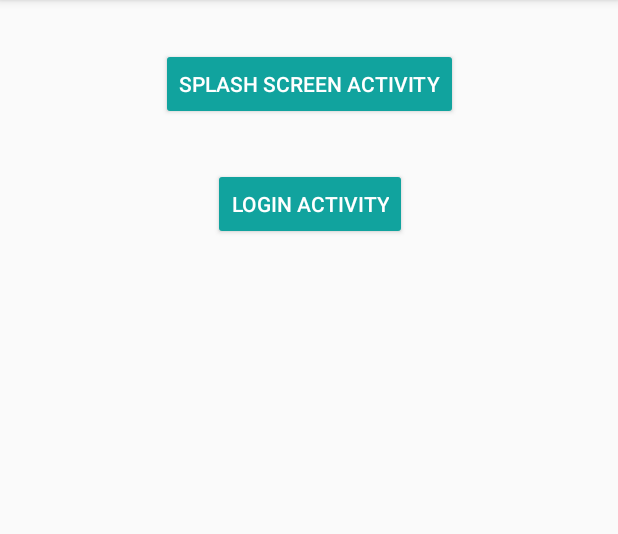
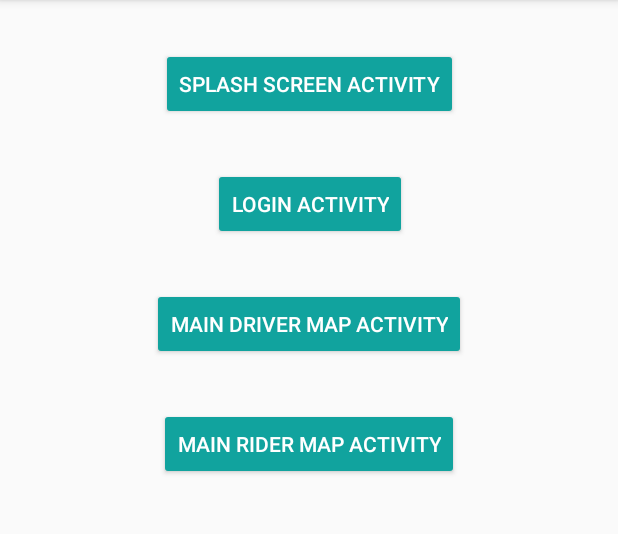
Before and after one commit to CMPUT301W20T24-H03/OnMyWay, an Android app: the screen it shows after launch (MainActivity), on a phone screen of 412 x 824 dp, the part 84-618 px from its top. Run offline under Robolectric (Android 15) with nearby library versions, the phone set to English and light mode, and no system bars.

Commit message:
Add MainDriverMapActivity, MainRiderMapActivity. Add buttons to MainActivity. Enable activity switching from Splash and Login activities. Basic Splash and Login functionality done

```diff
--- a/app/src/main/AndroidManifest.xml
+++ b/app/src/main/AndroidManifest.xml
@@ -9,6 +9,12 @@
         android:roundIcon="@mipmap/ic_launcher_round"
         android:supportsRtl="true"
         android:theme="@style/AppTheme">
+        <activity android:name=".MainDriverMapActivity"
+            android:theme="@style/AppTheme.NoActionBar">
+        </activity>
+        <activity android:name=".MainRiderMapActivity"
+            android:theme="@style/AppTheme.NoActionBar">
+        </activity>
         <activity
             android:name=".LoginActivity"
             android:label="@string/title_activity_login"
--- a/app/src/main/java/com/CMPUT301W20T24/OnMyWay/LoginActivity.java
+++ b/app/src/main/java/com/CMPUT301W20T24/OnMyWay/LoginActivity.java
@@ -1,5 +1,6 @@
 package com.CMPUT301W20T24.OnMyWay;
 
+import android.content.Intent;
 import android.os.Bundle;
 import android.text.TextUtils;
 import android.util.Log;
@@ -87,10 +88,14 @@ public class LoginActivity extends AppCompatActivity {
                                  if (document.getBoolean("driver")) {
                                      // GO TO DRIVER MAP ACTIVITY
                                      Log.d(TAG, "Switching to MainDriverMapActivity");
+                                     Intent intent = new Intent(LoginActivity.this, MainDriverMapActivity.class);
+                                     startActivity(intent);
                                  }
                                  else {
                                      // GO TO RIDER MAP ACTIVITY
                                      Log.d(TAG, "Switching to MainRiderMapActivity");
+                                     Intent intent = new Intent(LoginActivity.this, MainRiderMapActivity.class);
+                                     startActivity(intent);
                                  }
                              }
                              else {
--- a/app/src/main/java/com/CMPUT301W20T24/OnMyWay/SplashScreenActivity.java
+++ b/app/src/main/java/com/CMPUT301W20T24/OnMyWay/SplashScreenActivity.java
@@ -85,10 +85,14 @@ public class SplashScreenActivity extends AppCompatActivity {
                                                 if (document.getBoolean("driver")) {
                                                     // GO TO DRIVER MAP ACTIVITY
                                                     Log.d(TAG, "Switching to MainDriverMapActivity");
+                                                    Intent intent = new Intent(SplashScreenActivity.this, MainDriverMapActivity.class);
+                                                    startActivity(intent);
                                                 }
                                                 else {
                                                     // GO TO RIDER MAP ACTIVITY
                                                     Log.d(TAG, "Switching to MainRiderMapActivity");
+                                                    Intent intent = new Intent(SplashScreenActivity.this, MainRiderMapActivity.class);
+                                                    startActivity(intent);
                                                 }
                                             }
                                             else {
--- a/app/src/main/res/layout/activity_main.xml
+++ b/app/src/main/res/layout/activity_main.xml
@@ -20,7 +20,7 @@
         app:layout_constraintTop_toTopOf="parent" />
 
     <Button
-        android:id="@+id/splash_activity_button2"
+        android:id="@+id/login_activity_button2"
         style="@style/Widget.AppCompat.Button.Colored"
         android:layout_width="wrap_content"
         android:layout_height="wrap_content"
@@ -31,4 +31,30 @@
         app:layout_constraintHorizontal_bias="0.502"
         app:layout_constraintStart_toStartOf="parent"
         app:layout_constraintTop_toBottomOf="@+id/splash_activity_button" />
+
+    <Button
+        android:id="@+id/driver_map_activity_button3"
+        style="@style/Widget.AppCompat.Button.Colored"
+        android:layout_width="wrap_content"
+        android:layout_height="wrap_content"
+        android:layout_marginTop="32dp"
+        android:onClick="openMainDriverMapActivity"
+        android:text="Main Driver Map Activity"
+        app:layout_constraintEnd_toEndOf="parent"
+        app:layout_constraintHorizontal_bias="0.501"
+        app:layout_constraintStart_toStartOf="parent"
+        app:layout_constraintTop_toBottomOf="@+id/login_activity_button2" />
+
+    <Button
+        android:id="@+id/rider_map_activity_button4"
+        style="@style/Widget.AppCompat.Button.Colored"
+        android:layout_width="wrap_content"
+        android:layout_height="wrap_content"
+        android:layout_marginTop="32dp"
+        android:onClick="openMainRiderMapActivity"
+        android:text="Main Rider Map Activity"
+        app:layout_constraintEnd_toEndOf="parent"
+        app:layout_constraintHorizontal_bias="0.501"
+        app:layout_constraintStart_toStartOf="parent"
+        app:layout_constraintTop_toBottomOf="@+id/driver_map_activity_button3" />
 </androidx.constraintlayout.widget.ConstraintLayout>
```
Also changed, not shown: app/src/main/java/com/CMPUT301W20T24/OnMyWay/MainActivity.java (+12 -0 lines), app/src/main/java/com/CMPUT301W20T24/OnMyWay/MainDriverMapActivity.java (added, +14 -0 lines), app/src/main/java/com/CMPUT301W20T24/OnMyWay/MainRiderMapActivity.java (added, +14 -0 lines), app/src/main/res/layout/activity_main_driver_map.xml (added, +22 -0 lines), app/src/main/res/layout/activity_main_rider_map.xml (added, +22 -0 lines).
